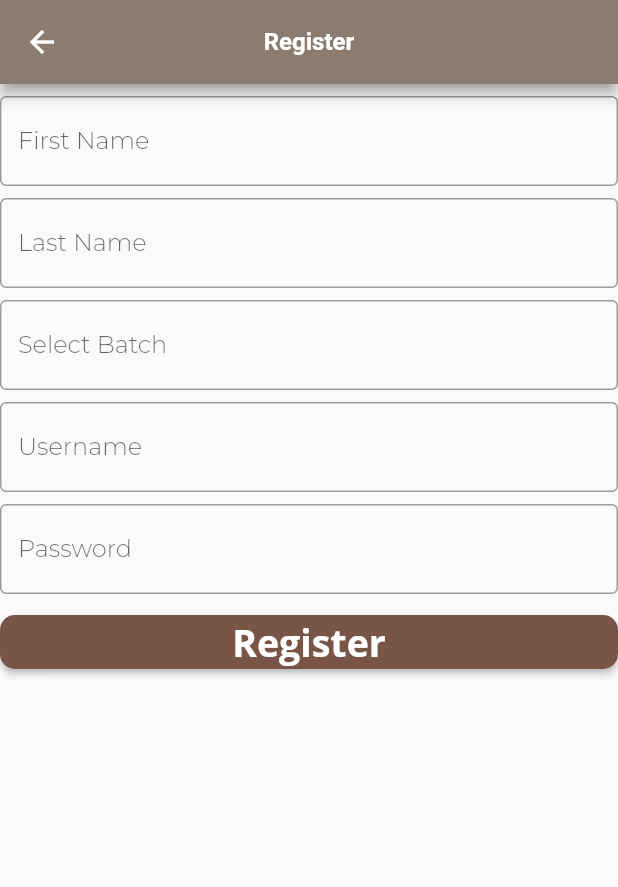
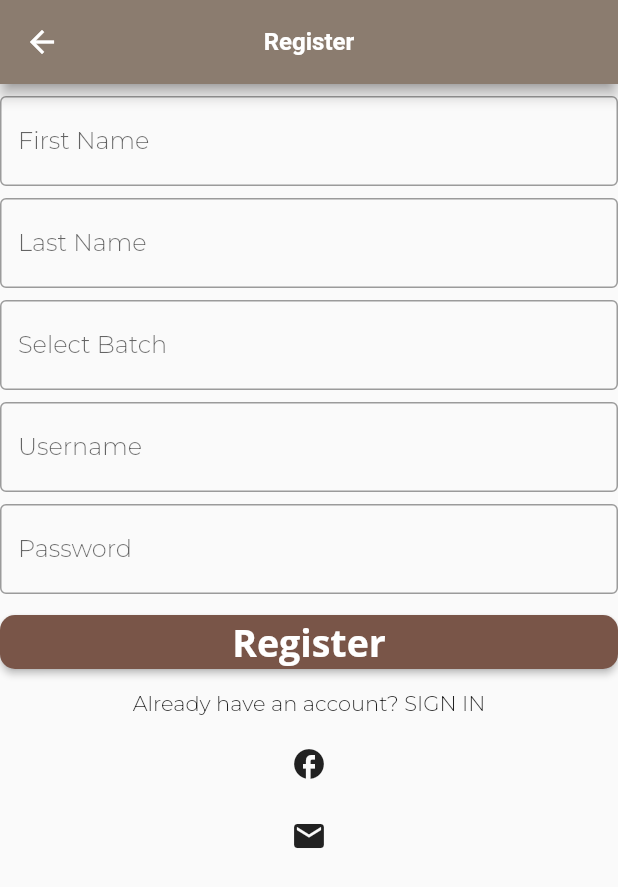
Before and after one commit to kriipa/flutter-Try, a Flutter app: the RegisterScreen screen opened by its route, on a phone screen of 412 x 824 dp. Shown: the top 887 px of the screen. Run offline on Flutter 3.47's test engine with Material 2 defaults, Android fonts, the phone set to English and light mode, and no system bars.

Commit message:
registration page

```diff
--- a/lib/main.dart
+++ b/lib/main.dart
@@ -13,7 +13,7 @@ void main() {
       debugShowCheckedModeBanner: false,
       title: 'flutter class',
       theme: getApplicationTheme(),
-      initialRoute: '/LoginPageScreen',
+      initialRoute: '/RegisterScreen',
       routes: {
         '/SplashScreen': (context) => const SplashScreen(),
         '/RegisterScreen': (context) => const RegisterScreen(),
--- a/lib/screen/register_screen.dart
+++ b/lib/screen/register_screen.dart
@@ -71,6 +71,13 @@ class RegisterScreen extends StatelessWidget {
                   child: const Text('Register'),
                 ),
               ),
+              gap,
+              const Text("Already have an account? SIGN IN"),
+
+              gap,
+
+              IconButton(onPressed: () {}, icon: const Icon(Icons.facebook)),
+              IconButton(onPressed: () {}, icon: const Icon(Icons.mail)),
             ],
           ),
         ),
```
